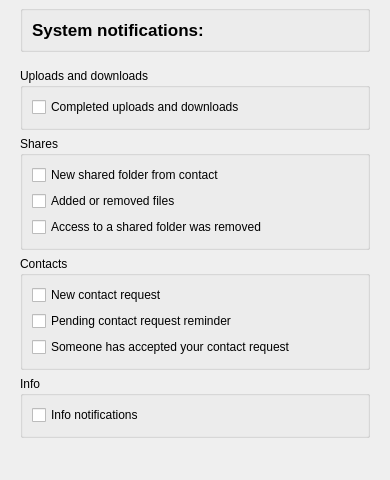
This is src/MEGASync/gui/ui/NotificationsSettings.ui in meganz/MEGAsync as Qt 5 draws it before an edit. The edited form follows.
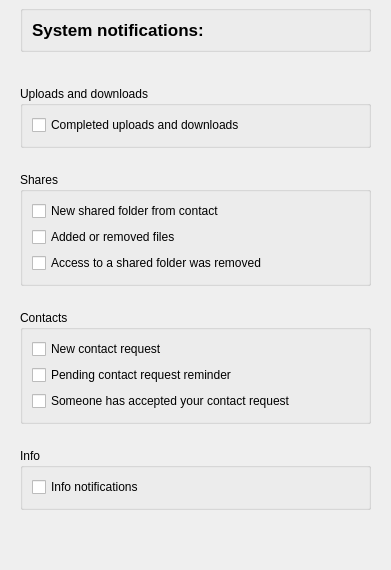
This is the edited form. Custom widgets are drawn as their Qt base class.

```diff
--- a/src/MEGASync/gui/ui/NotificationsSettings.ui
+++ b/src/MEGASync/gui/ui/NotificationsSettings.ui
@@ -6,14 +6,17 @@
    <rect>
     <x>0</x>
     <y>0</y>
-    <width>390</width>
-    <height>480</height>
+    <width>391</width>
+    <height>570</height>
    </rect>
   </property>
   <property name="windowTitle">
    <string notr="true"/>
   </property>
   <layout class="QVBoxLayout" name="verticalLayout" stretch="0,0,1">
+   <property name="spacing">
+    <number>24</number>
+   </property>
    <property name="leftMargin">
     <number>20</number>
    </property>
@@ -77,6 +80,9 @@
    <item>
     <widget class="QWidget" name="NotificationSettingCheckboxes" native="true">
      <layout class="QVBoxLayout" name="verticalLayout_6">
+      <property name="spacing">
+       <number>24</number>
+      </property>
       <property name="leftMargin">
        <number>0</number>
       </property>
@@ -103,6 +109,12 @@
          </property>
          <item>
           <widget class="QCheckBox" name="CompletedUploadsDownloadsCheck">
+           <property name="sizePolicy">
+            <sizepolicy hsizetype="Fixed" vsizetype="Fixed">
+             <horstretch>0</horstretch>
+             <verstretch>0</verstretch>
+            </sizepolicy>
+           </property>
            <property name="cursor">
             <cursorShape>PointingHandCursor</cursorShape>
            </property>
@@ -134,6 +146,12 @@
          </property>
          <item>
           <widget class="QCheckBox" name="NewSharedCheck">
+           <property name="sizePolicy">
+            <sizepolicy hsizetype="Fixed" vsizetype="Fixed">
+             <horstretch>0</horstretch>
+             <verstretch>0</verstretch>
+            </sizepolicy>
+           </property>
            <property name="cursor">
             <cursorShape>PointingHandCursor</cursorShape>
            </property>
@@ -150,6 +168,12 @@
          </item>
          <item>
           <widget class="QCheckBox" name="AddOrRemovedFilesCheck">
+           <property name="sizePolicy">
+            <sizepolicy hsizetype="Fixed" vsizetype="Fixed">
+             <horstretch>0</horstretch>
+             <verstretch>0</verstretch>
+            </sizepolicy>
+           </property>
            <property name="cursor">
             <cursorShape>PointingHandCursor</cursorShape>
            </property>
@@ -166,6 +190,12 @@
          </item>
          <item>
           <widget class="QCheckBox" name="RemovedAccessCheck">
+           <property name="sizePolicy">
+            <sizepolicy hsizetype="Fixed" vsizetype="Fixed">
+             <horstretch>0</horstretch>
+             <verstretch>0</verstretch>
+            </sizepolicy>
+           </property>
            <property name="cursor">
             <cursorShape>PointingHandCursor</cursorShape>
            </property>
@@ -197,6 +227,12 @@
          </property>
          <item>
           <widget class="QCheckBox" name="NewContactCheck">
+           <property name="sizePolicy">
+            <sizepolicy hsizetype="Fixed" vsizetype="Fixed">
+             <horstretch>0</horstretch>
+             <verstretch>0</verstretch>
+            </sizepolicy>
+           </property>
            <property name="cursor">
             <cursorShape>PointingHandCursor</cursorShape>
            </property>
@@ -213,6 +249,12 @@
          </item>
          <item>
           <widget class="QCheckBox" name="ContactReminderCheck">
+           <property name="sizePolicy">
+            <sizepolicy hsizetype="Fixed" vsizetype="Fixed">
+             <horstretch>0</horstretch>
+             <verstretch>0</verstretch>
+            </sizepolicy>
+           </property>
            <property name="cursor">
             <cursorShape>PointingHandCursor</cursorShape>
            </property>
@@ -229,6 +271,12 @@
          </item>
          <item>
           <widget class="QCheckBox" name="ContactAcceptedCheck">
+           <property name="sizePolicy">
+            <sizepolicy hsizetype="Fixed" vsizetype="Fixed">
+             <horstretch>0</horstretch>
+             <verstretch>0</verstretch>
+            </sizepolicy>
+           </property>
            <property name="cursor">
             <cursorShape>PointingHandCursor</cursorShape>
            </property>
@@ -260,6 +308,12 @@
          </property>
          <item>
           <widget class="QCheckBox" name="DesktopCheck">
+           <property name="sizePolicy">
+            <sizepolicy hsizetype="Fixed" vsizetype="Fixed">
+             <horstretch>0</horstretch>
+             <verstretch>0</verstretch>
+            </sizepolicy>
+           </property>
            <property name="cursor">
             <cursorShape>PointingHandCursor</cursorShape>
            </property>
```
Left out of the diff: 4 changed lines with no effect on the pictures.
